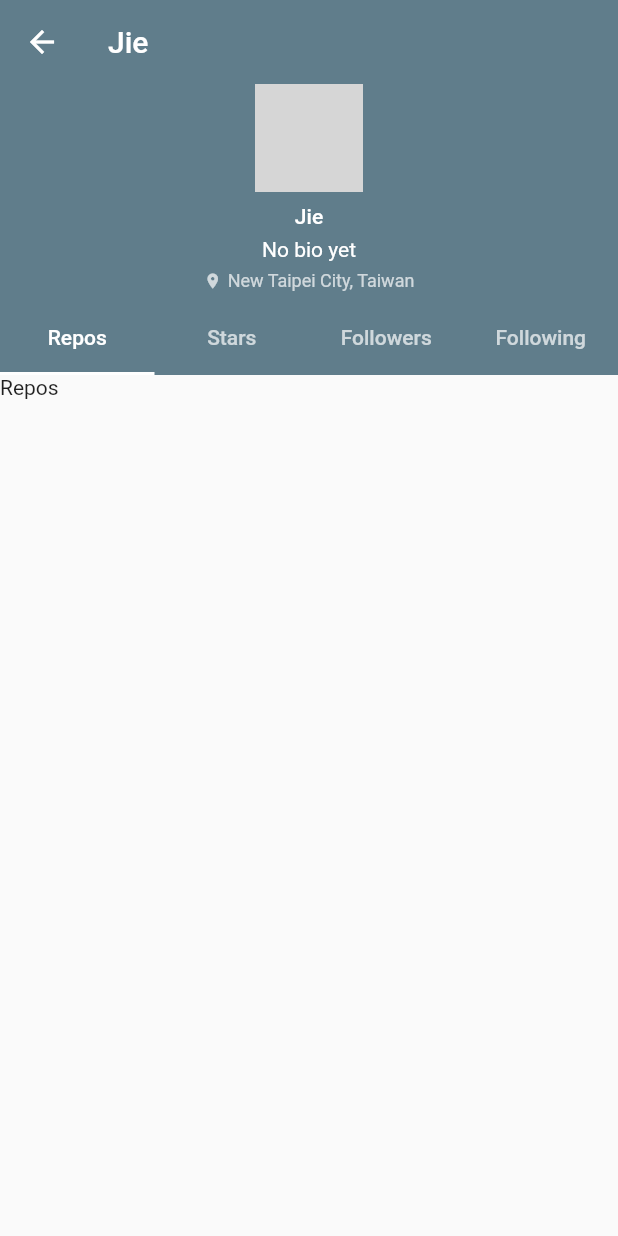
After one commit to Rjiegit/gitme, a Flutter app: the ProfilePage screen opened by its route, on a phone screen of 412 x 824 dp. The commit adds this screen. Run offline on Flutter 3.47's test engine with Material 2 defaults, Android fonts, the phone set to English and light mode, and no system bars; our stand-ins replace flutter_progress_hud; network calls fail; grey boxes are pictures that could not be loaded.

Commit message:
Add profile page, phase 1

```diff
--- /dev/null
+++ b/lib/components/profile/profile_info.dart
@@ -0,0 +1,56 @@
+import "package:flutter/material.dart";
+
+class ProfileInfo extends StatelessWidget {
+  const ProfileInfo({
+    Key? key,
+    required this.avatarUrl,
+    required this.name,
+    this.bio = "",
+    this.location = "",
+  }) : super(key: key);
+
+  final String avatarUrl;
+  final String name;
+  final String bio;
+  final String location;
+
+  @override
+  Widget build(BuildContext context) {
+    TextTheme _primaryTextTheme = Theme.of(context).primaryTextTheme;
+
+    return Column(
+      children: <Widget>[
+        CircleAvatar(
+          radius: 36.0,
+          backgroundImage: NetworkImage(avatarUrl),
+        ),
+        SizedBox(height: 8.0),
+        Text(
+          name,
+          style: _primaryTextTheme.subtitle2,
+        ),
+        SizedBox(height: 6.0),
+        Text(
+          bio.isEmpty ? "No bio yet" : bio,
+          style: _primaryTextTheme.body1,
+        ),
+        SizedBox(height: 6.0),
+        Row(
+          mainAxisAlignment: MainAxisAlignment.center,
+          children: <Widget>[
+            Icon(
+              Icons.location_on,
+              size: _primaryTextTheme.caption!.fontSize,
+              color: _primaryTextTheme.caption!.color,
+            ),
+            SizedBox(width: 4.0),
+            Text(
+              location,
+              style: _primaryTextTheme.caption,
+            ),
+          ],
+        ),
+      ],
+    );
+  }
+}
--- a/lib/main.dart
+++ b/lib/main.dart
@@ -1,6 +1,7 @@
 import 'package:flutter/material.dart';
 import 'package:gitme/pages/home.dart';
 import "package:gitme/pages/login.dart";
+import 'package:gitme/pages/profile/profile.dart';
 import 'package:gitme/routes.dart';
 
 void main() {
@@ -22,7 +23,8 @@ class Gitme extends StatelessWidget {
       ),
       routes: {
         GitmeRoutes.login: (context) => LoginPage(),
-        GitmeRoutes.home: (context) => MainPage()
+        GitmeRoutes.home: (context) => MainPage(),
+        GitmeRoutes.profile: (context) => ProfilePage(),
       },
       onGenerateRoute: (settings) {
         switch (settings.name) {
--- a/lib/pages/home.dart
+++ b/lib/pages/home.dart
@@ -63,13 +63,21 @@ class MainPage extends StatelessWidget {
                 ),
                 accountName: Text("Jie"),
                 accountEmail: Text("test@mail.com"),
-                currentAccountPicture: CircleAvatar(
-                  backgroundImage: NetworkImage(
-                    "https://placekitten.com/200/300",
+                currentAccountPicture: GestureDetector(
+                  child: CircleAvatar(
+                    backgroundImage: NetworkImage(
+                      "https://placekitten.com/200/300",
+                    ),
                   ),
+                  onTap: () {
+                    Navigator.of(context).pushNamed("/profile");
+                  },
                 ),
                 otherAccountsPictures: <Widget>[
-                  Icon(Icons.edit, color: Colors.white),
+                  IconButton(
+                    icon: Icon(Icons.edit, color: Colors.white),
+                    onPressed: () {},
+                  ),
                 ],
               ),
               DrawerTile(
--- /dev/null
+++ b/lib/pages/profile/profile.dart
@@ -0,0 +1,54 @@
+import "package:flutter/material.dart";
+import 'package:gitme/components/profile/profile_info.dart';
+
+class ProfilePage extends StatelessWidget {
+  @override
+  Widget build(BuildContext context) {
+    return DefaultTabController(
+      child: Scaffold(
+        body: CustomScrollView(
+          slivers: <Widget>[
+            SliverAppBar(
+              title: Text("Jie"),
+              pinned: true,
+              expandedHeight: 250.0,
+              flexibleSpace: FlexibleSpaceBar(
+                background: Column(
+                  mainAxisAlignment: MainAxisAlignment.end,
+                  children: <Widget>[
+                    ProfileInfo(
+                      avatarUrl: "https://placekitten.com/200/300",
+                      name: "Jie",
+                      location: "New Taipei City, Taiwan",
+                    ),
+                    SizedBox(height: 8.0),
+                    TabBar(
+                      labelPadding: EdgeInsets.zero,
+                      tabs: <Widget>[
+                        Tab(text: "Repos"),
+                        Tab(text: "Stars"),
+                        Tab(text: "Followers"),
+                        Tab(text: "Following"),
+                      ],
+                    ),
+                  ],
+                ),
+              ),
+            ),
+            SliverFillRemaining(
+              child: TabBarView(
+                children: <Widget>[
+                  Text("Repos"),
+                  Text("Stars"),
+                  Text("Followers"),
+                  Text("Following"),
+                ],
+              ),
+            ),
+          ],
+        ),
+      ),
+      length: 4,
+    );
+  }
+}
--- a/lib/routes.dart
+++ b/lib/routes.dart
@@ -2,4 +2,5 @@ class GitmeRoutes {
   static const root = "/";
   static const login = "/login";
   static const home = "/home";
+  static const profile = "/profile";
 }
```
